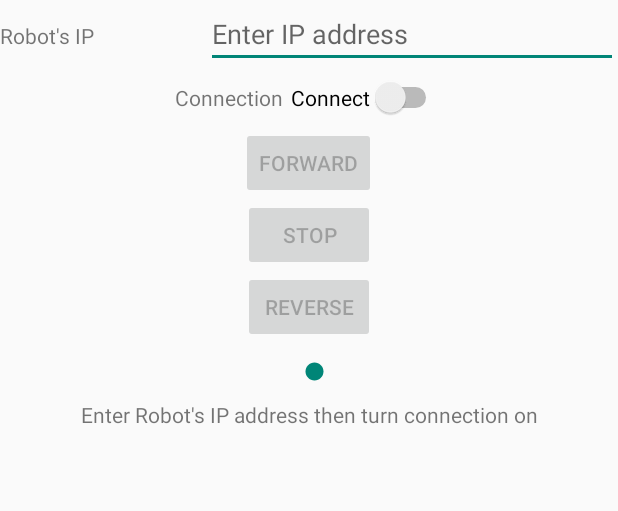
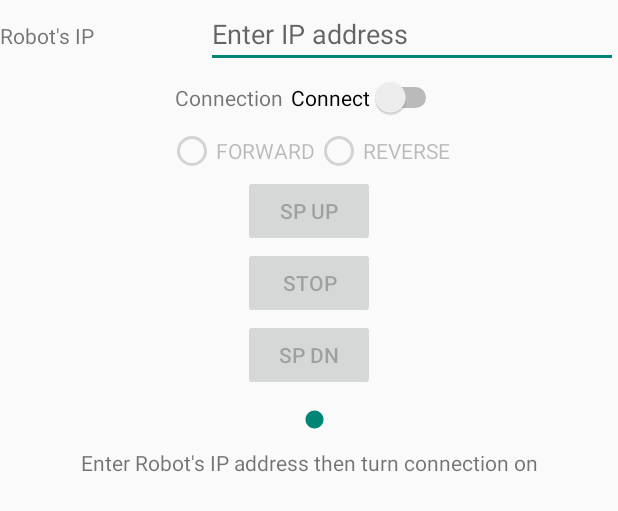
Before and after one commit to keithmendozasr/DuinoMote, an Android app: the layout activity_main.xml on its own in the app's theme, with its tools: preview values and no code run, on a phone screen of 412 x 824 dp. Shown: the top 511 px of the screen. Run offline under Robolectric (Android 15) with nearby library versions, the phone set to English and light mode, and no system bars.

Commit message:
Added speed control to the remote

```diff
--- a/remote/app/src/main/AndroidManifest.xml
+++ b/remote/app/src/main/AndroidManifest.xml
@@ -28,7 +28,7 @@
         <activity
             android:name="info.homepluspower.arduino.mendozabot.MainActivity"
             android:label="@string/app_name"
-            android:screenOrientation="landscape">
+            android:screenOrientation="portrait">
 
             <intent-filter>
                 <action android:name="android.intent.action.MAIN" />
--- a/remote/app/src/main/res/layout/activity_main.xml
+++ b/remote/app/src/main/res/layout/activity_main.xml
@@ -75,9 +75,32 @@
             android:paddingBottom="10dp" />
     </LinearLayout>
 
+    <RadioGroup
+        android:layout_width="wrap_content"
+        android:layout_height="wrap_content"
+        android:orientation="horizontal"
+        android:enabled="false">
+
+        <RadioButton
+            android:layout_width="wrap_content"
+            android:layout_height="wrap_content"
+            android:text="@string/forwardBtnLabel"
+            android:id="@+id/forwardBtn"
+            android:onClick="buttonClick"
+            android:enabled="false" />
+
+        <RadioButton
+            android:layout_width="wrap_content"
+            android:layout_height="wrap_content"
+            android:text="@string/reverseBtnLabel"
+            android:id="@+id/reverseBtn"
+            android:onClick="buttonClick"
+            android:enabled="false" />
+    </RadioGroup>
+
     <Button
-        android:text="@string/forwardBtnLabel"
-        android:id="@+id/forwardBtn"
+        android:text="@string/speedUpBtnLabel"
+        android:id="@+id/speedUpBtn"
         android:layout_width="wrap_content"
         android:layout_height="wrap_content"
         android:enabled="false"
@@ -96,8 +119,8 @@
         android:paddingBottom="10dp" />
 
     <Button
-            android:text="@string/reverseBtnLabel"
-            android:id="@+id/reverseBtn"
+            android:text="@string/spDnBtnLbl"
+            android:id="@+id/speedDnBtn"
         android:layout_row="4"
         android:layout_columnSpan="4"
         android:layout_column="3"
--- a/remote/app/src/main/res/values/strings.xml
+++ b/remote/app/src/main/res/values/strings.xml
@@ -28,5 +28,7 @@
     <string name="leftMedIcon"><![CDATA[<<]]></string>
     <string name="leftFastIcon"><![CDATA[<<<]]></string>
     <string name="NotConnectedStatus">Enter Robot\'s IP address then turn connection on</string>
+    <string name="speedUpBtnLabel">SP UP</string>
+    <string name="spDnBtnLbl">SP DN</string>
 
 </resources>
```
Also changed, not shown: remote/app/src/main/java/info/homepluspower/arduino/mendozabot/MainActivity.java (+24 -6 lines).
